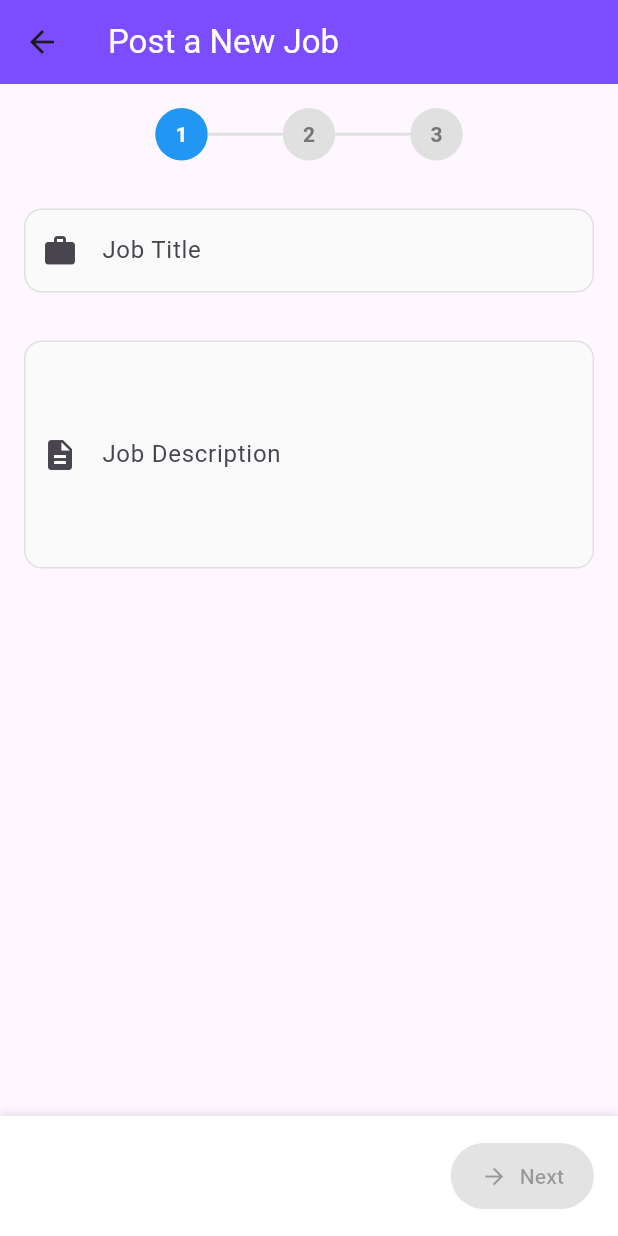
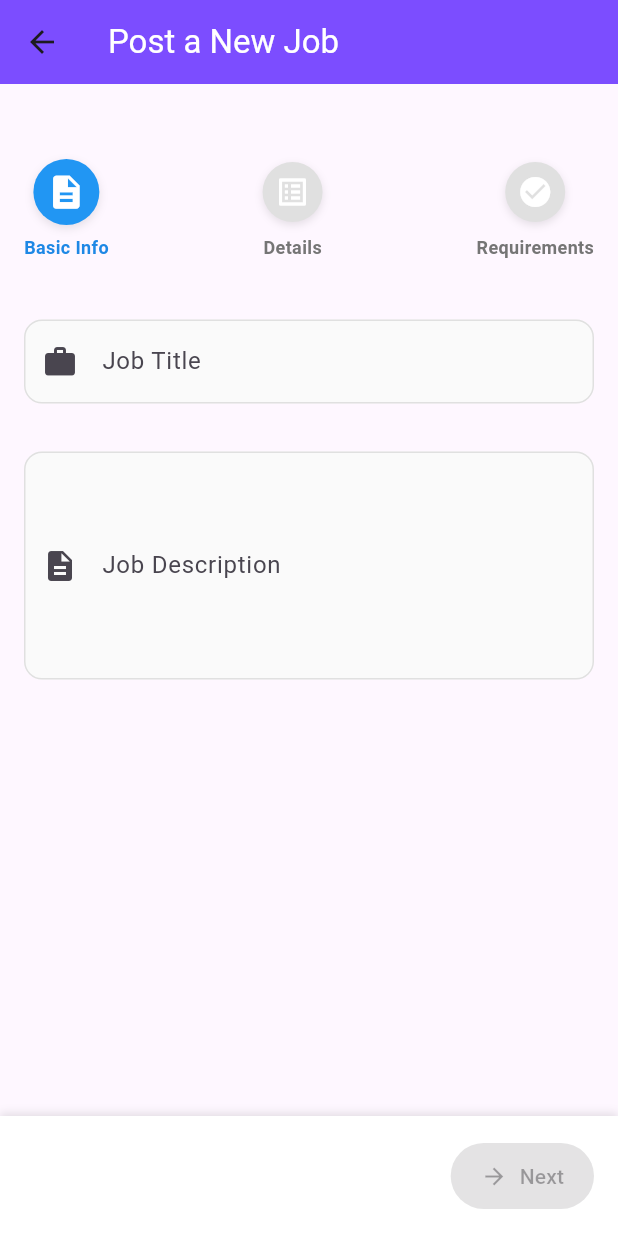
Before and after one commit to Saksham0205/reswipe, a Flutter app: the JobPostsScreen screen opened directly, on a phone screen of 412 x 824 dp. Run offline on Flutter 3.47's test engine with Material 3 defaults, Android fonts, the phone set to English and light mode, and no system bars; our stand-ins replace cached_network_image, cloud_firestore, file_picker, firebase_auth, firebase_core, firebase_storage and 8 more; missing offline and left inert: syncfusion_flutter_pdf; accounts and stored records are empty; network calls fail; project files that could hold a hidden picture were left out.

Commit message:
job_post screen ui

```diff
--- a/lib/company_pages/job_post_screen.dart
+++ b/lib/company_pages/job_post_screen.dart
@@ -50,7 +50,6 @@ class _JobPostsScreenState extends State<JobPostsScreen> with SingleTickerProvid
     super.dispose();
   }
 
-  // Helper function to show error messages with animation
   void _showErrorSnackBar(BuildContext context, String message) {
     ScaffoldMessenger.of(context).showSnackBar(
       SnackBar(
@@ -73,7 +72,6 @@ class _JobPostsScreenState extends State<JobPostsScreen> with SingleTickerProvid
     );
   }
 
-  // Show success message with animation
   void _showSuccessSnackBar(BuildContext context, String message) {
     ScaffoldMessenger.of(context).showSnackBar(
       SnackBar(
@@ -95,7 +93,6 @@ class _JobPostsScreenState extends State<JobPostsScreen> with SingleTickerProvid
     );
   }
 
-  // Validate current section
   bool _validateCurrentSection() {
     switch (_currentStep) {
       case 0: // Basic Information
@@ -112,47 +109,97 @@ class _JobPostsScreenState extends State<JobPostsScreen> with SingleTickerProvid
   }
 
   Widget _buildStepIndicator() {
+    final steps = [
+      {'label': 'Basic Info', 'icon': Icons.description},
+      {'label': 'Details', 'icon': Icons.list_alt},
+      {'label': 'Requirements', 'icon': Icons.check_circle}
+    ];
+
     return Container(
-      padding: EdgeInsets.symmetric(vertical: 16),
-      child: Row(
-        mainAxisAlignment: MainAxisAlignment.center,
-        children: List.generate(3, (index) {
-          bool isActive = index == _currentStep;
-          bool isCompleted = _completedSections[index] ?? false;
-          return Row(
+      padding: EdgeInsets.symmetric(vertical: 24, horizontal: 16),
+      child: Column(
         children: [
+          // Progress Bar
           Container(
-                width: 35,
-                height: 35,
+            height: 4,
+            margin: EdgeInsets.only(bottom: 24),
+            decoration: BoxDecoration(
+              color: Colors.grey[200],
+              borderRadius: BorderRadius.circular(2),
+            ),
+            child: AnimatedFractionallySizedBox(
+              duration: Duration(milliseconds: 300),
+              alignment: Alignment.centerLeft,
+              widthFactor: _currentStep / (steps.length - 1),
+              child: Container(
+                decoration: BoxDecoration(
+                  gradient: LinearGradient(
+                    colors: [Colors.blue[400]!, Colors.blue[600]!],
+                  ),
+                  borderRadius: BorderRadius.circular(2),
+                ),
+              ),
+            ),
+          ),
+
+          // Step Indicators
+          Row(
+            mainAxisAlignment: MainAxisAlignment.spaceBetween,
+            children: List.generate(steps.length, (index) {
+              final isCompleted = _completedSections[index] ?? false;
+              final isActive = index == _currentStep;
+
+              return Column(
+                children: [
+                  TweenAnimationBuilder<double>(
+                    duration: Duration(milliseconds: 300),
+                    tween: Tween(begin: 1.0, end: isActive ? 1.1 : 1.0),
+                    builder: (context, scale, child) {
+                      return Transform.scale(
+                        scale: scale,
+                        child: Container(
+                          width: 40,
+                          height: 40,
                           decoration: BoxDecoration(
                             shape: BoxShape.circle,
                             color: isCompleted
                                 ? Colors.green
                                 : (isActive ? Colors.blue : Colors.grey[300]),
+                            boxShadow: [
+                              BoxShadow(
+                                color: Colors.black.withOpacity(0.1),
+                                blurRadius: 4,
+                                offset: Offset(0, 2),
+                              ),
+                            ],
                           ),
                           child: Center(
                             child: isCompleted
-                      ? Icon(Icons.check, color: Colors.white, size: 20)
-                      : Text(
-                    '${index + 1}',
-                    style: TextStyle(
-                      color: isActive ? Colors.white : Colors.grey[600],
-                      fontWeight: FontWeight.bold,
+                                ? Icon(Icons.check, color: Colors.white, size: 24)
+                                : Icon(
+                              steps[index]['icon'] as IconData,
+                              color: Colors.white,
+                              size: 24,
                             ),
                           ),
                         ),
+                      );
+                    },
                   ),
-              if (index < 2)
-                Container(
-                  width: 50,
-                  height: 2,
-                  color: _completedSections[index] ?? false
-                      ? Colors.green
-                      : Colors.grey[300],
+                  SizedBox(height: 8),
+                  Text(
+                    steps[index]['label'] as String,
+                    style: TextStyle(
+                      color: isActive ? Colors.blue[600] : Colors.grey[600],
+                      fontWeight: FontWeight.bold,
+                      fontSize: 12,
+                    ),
                   ),
                 ],
               );
             }),
+          ),
+        ],
       ),
     );
   }
```
Lines whose indentation alone changed are shown as unchanged.
